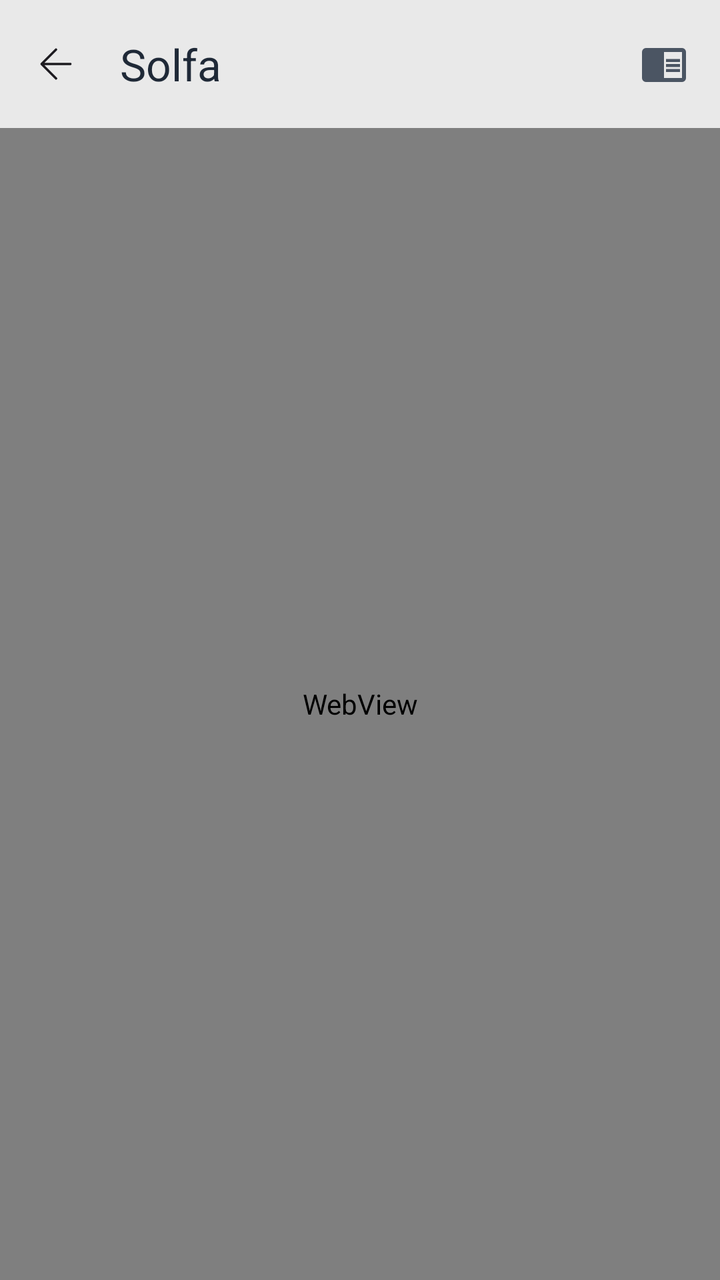
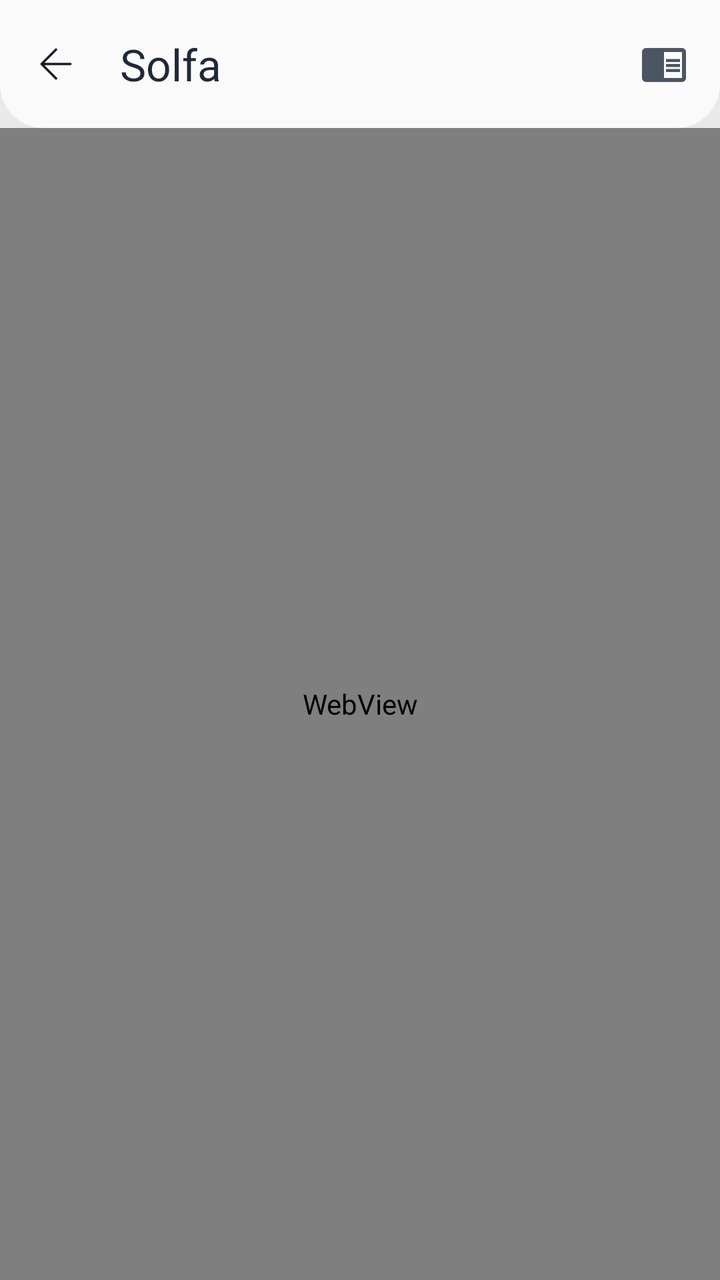

Before-and-after screenshots of an Android layout around one commit, followed by the original layout XML and the change that was made.
<!-- AndroidManifest.xml: application theme Theme.Baiboly -->
<!-- res/layout/activity_solfa.xml -->
<?xml version="1.0" encoding="utf-8"?>

<androidx.coordinatorlayout.widget.CoordinatorLayout
    xmlns:android="http://schemas.android.com/apk/res/android"
    xmlns:app="http://schemas.android.com/apk/res-auto"
    android:layout_width="match_parent"
    android:layout_height="match_parent"
    android:background="?attr/colorSurface">

    <com.google.android.material.appbar.AppBarLayout
        android:layout_width="match_parent"
        android:layout_height="wrap_content"
        android:background="?attr/colorSurface"
        app:liftOnScroll="true">

        <androidx.appcompat.widget.Toolbar
            android:id="@+id/toolbar"
            android:layout_width="match_parent"
            android:layout_height="?attr/actionBarSize"
            app:navigationIcon="@drawable/ic_arrow_back"
            app:title="Solfa"
            app:titleTextColor="?attr/colorOnSurface">

            <ImageView
                android:id="@+id/fullScreen"
                android:layout_width="24dp"
                android:layout_height="24dp"
                android:layout_marginEnd="16dp"
                android:contentDescription="Mode Plein Écran"
                android:src="@drawable/book_open"
                app:tint="?attr/colorOnSurfaceVariant"
                android:layout_gravity="end|center_vertical"
                android:background="?attr/selectableItemBackgroundBorderless"
                android:focusable="true"
                android:clickable="true"/>

        </androidx.appcompat.widget.Toolbar>
    </com.google.android.material.appbar.AppBarLayout>

    
    <WebView
        android:id="@+id/webView"
        android:layout_width="match_parent"
        android:layout_height="match_parent"
        app:layout_behavior="@string/appbar_scrolling_view_behavior" />

    <FrameLayout
        android:id="@+id/settings_container"
        android:layout_width="match_parent"
        android:layout_height="match_parent"
        android:visibility="gone"/>
</androidx.coordinatorlayout.widget.CoordinatorLayout>
<!-- resources referenced by this layout -->
<resources>
  <!-- drawable book_open (drawable) -->
  <vector xmlns:android="http://schemas.android.com/apk/res/android"
      android:width="24dp"
      android:height="24dp"
      android:viewportWidth="24"
      android:viewportHeight="24">
    <path
        android:fillColor="#FF000000"
        android:pathData="M13,12H20V13.5H13M13,9.5H20V11H13M13,14.5H20V16H13M21,4H3A2,2 0,0 0,1 6V19A2,2 0,0 0,3 21H21A2,2 0,0 0,23 19V6A2,2 0,0 0,21 4M21,19H12V6H21"/>
  </vector>
  <!-- drawable ic_arrow_back (drawable) -->
  <?xml version="1.0" encoding="utf-8"?>
  <vector xmlns:android="http://schemas.android.com/apk/res/android"
      android:width="24dp"
      android:height="24dp"
      android:viewportWidth="80"
      android:viewportHeight="80">
  
      <path
          android:fillColor="?android:attr/textColorPrimary"
          android:pathData="M64,38H20.83L41.41,17.41a2,2,0,0,0,0,-2.82,2,2,0,0,0,-2.82,0l-24,24a1.79,1.79,0,0,0,-0.25,0.31A1.19,1.19,0,0,0,14.25,39c0,0.07,-0.07,0.13,-0.1,0.2l-0.06,0.2a0.84,0.84,0,0,0,0,0.17,2,2,0,0,0,0,0.78,0.84,0.84,0,0,0,0,0.17l0.06,0.2c0,0.07,0.07,0.13,0.1,0.2a1.19,1.19,0,0,0,0.09,0.15,1.79,1.79,0,0,0,0.25,0.31l24,24a2,2,0,1,0,2.82,-2.82L20.83,42H64a2,2,0,0,0,0,-4Z"/>
  </vector>
  <style name="Theme.Baiboly" parent="Theme.Material3.DayNight.NoActionBar">
  
          
          <item name="colorPrimary">#C40E5A</item>
          <item name="colorOnPrimary">#FFFFFF</item>
          <item name="colorPrimaryContainer">#33B8C4</item>
          <item name="colorOnPrimaryContainer">#002020</item>
  
          
          <item name="colorSecondary">#256EC7</item>
          <item name="colorOnSecondary">#FFFFFF</item>
  
          <item name="android:colorBackground">#FFFFFF</item>
          <item name="colorSurface">#E9E9E9</item>
          <item name="colorOnSurface">#1F2937</item>
          <item name="colorSurfaceVariant">#F3F4F6</item>
          <item name="colorOnSurfaceVariant">#4B5563</item>
          <item name="colorOutline">#B4B4B4</item> 
  
          <item name="colorError">#B00020</item>
  
          
          <item name="android:windowLightStatusBar">true</item>
          <item name="android:statusBarColor">?attr/colorSurface</item>
  
          
          <item name="textInputStyle">@style/Widget.Material3.TextInputLayout.OutlinedBox</item>
      </style>
</resources>

<!-- the commit's change to res/layout/activity_solfa.xml (unified diff, before → after) -->
@@ -10,7 +10,7 @@
     <com.google.android.material.appbar.AppBarLayout
         android:layout_width="match_parent"
         android:layout_height="wrap_content"
-        android:background="?attr/colorSurface"
+        android:background="@drawable/bg_reading_bar"
         app:liftOnScroll="true">
 
         <androidx.appcompat.widget.Toolbar
<!-- resource entries referenced after the edit -->
@@ -1,5 +1,14 @@
 <!-- resources referenced by this layout -->
 <resources>
+  <!-- drawable bg_reading_bar (drawable) -->
+  <?xml version="1.0" encoding="utf-8"?>
+  <shape xmlns:android="http://schemas.android.com/apk/res/android"
+      android:shape="rectangle">
+      <solid android:color="@color/toolbar_bg" />
+      <corners
+          android:bottomLeftRadius="22dp"
+          android:bottomRightRadius="22dp" />
+  </shape>
   <!-- drawable book_open (drawable) -->
   <vector xmlns:android="http://schemas.android.com/apk/res/android"
       android:width="24dp"
@@ -48,7 +57,38 @@
           <item name="android:statusBarColor">?attr/colorSurface</item>
   
           
+          <item name="actionBarPopupTheme">@style/ThemeOverlay.Baiboly.Popup</item>
+          <item name="popupMenuStyle">@style/Widget.Baiboly.PopupMenu</item>
+          <item name="android:popupMenuStyle">@style/Widget.Baiboly.PopupMenu</item>
+          <item name="actionOverflowMenuStyle">@style/Widget.Baiboly.PopupMenu</item>
+  
+          
           <item name="textInputStyle">@style/Widget.Material3.TextInputLayout.OutlinedBox</item>
       </style>
+  <color name="toolbar_bg">#CCFFFFFF</color>
+  <style name="ThemeOverlay.Baiboly.Popup" parent="ThemeOverlay.Material3">
+          <item name="android:popupMenuStyle">@style/Widget.Baiboly.PopupMenu</item>
+          <item name="popupMenuStyle">@style/Widget.Baiboly.PopupMenu</item>
+          <item name="actionOverflowMenuStyle">@style/Widget.Baiboly.PopupMenu</item>
+          <item name="android:popupBackground">@drawable/bg_popup_glass</item>
+      </style>
+  <style name="Widget.Baiboly.PopupMenu" parent="Widget.Material3.PopupMenu">
+          <item name="android:popupBackground">@drawable/bg_popup_glass</item>
+      </style>
+  <!-- drawable bg_popup_glass (drawable) -->
+  <?xml version="1.0" encoding="utf-8"?>
+  <shape xmlns:android="http://schemas.android.com/apk/res/android"
+      android:shape="rectangle">
+      <solid android:color="#E6FFFFFF" />
+      <corners android:radius="20dp" />
+      <stroke
+          android:width="1dp"
+          android:color="#33FFFFFF" />
+      <padding
+          android:left="6dp"
+          android:right="6dp"
+          android:top="6dp"
+          android:bottom="6dp" />
+  </shape>
 </resources>
 
